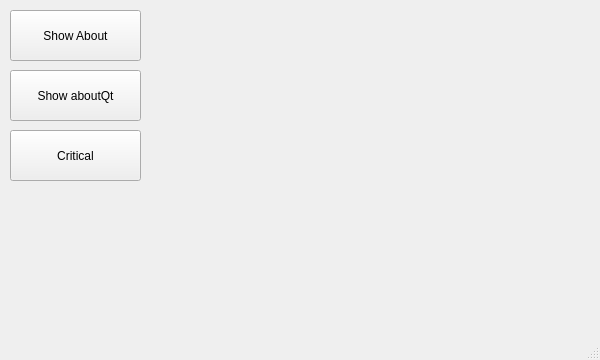
Qt form QMessageBox_Testing/mainwindow.ui (Stemm0012/Qt_Git_Practice_Tools) before a commit.
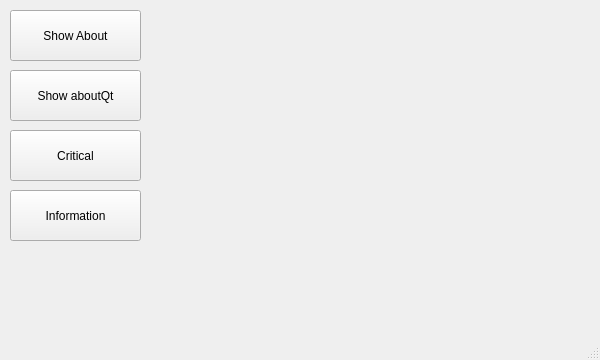
The same form after that commit.

Commit message: Information button

Patch:
```diff
--- a/QMessageBox_Testing/mainwindow.ui
+++ b/QMessageBox_Testing/mainwindow.ui
@@ -53,6 +53,19 @@
      <string>Critical</string>
     </property>
    </widget>
+   <widget class="QPushButton" name="pushButton_4">
+    <property name="geometry">
+     <rect>
+      <x>10</x>
+      <y>190</y>
+      <width>131</width>
+      <height>51</height>
+     </rect>
+    </property>
+    <property name="text">
+     <string>Information</string>
+    </property>
+   </widget>
   </widget>
   <widget class="QMenuBar" name="menubar">
    <property name="geometry">
```
